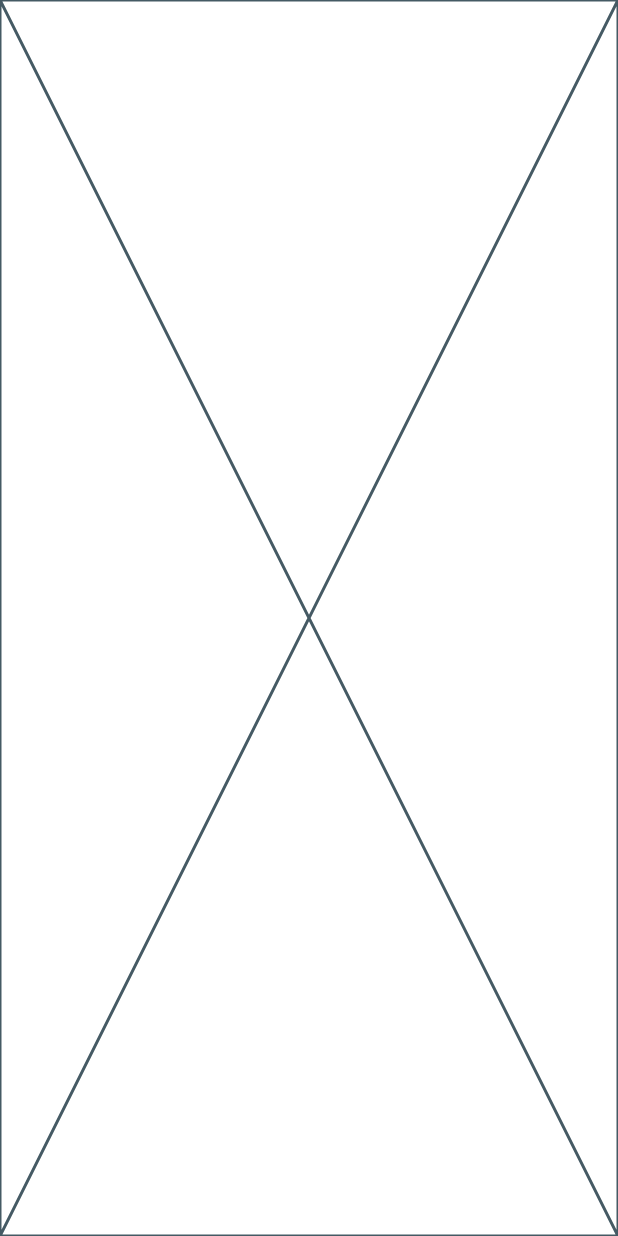
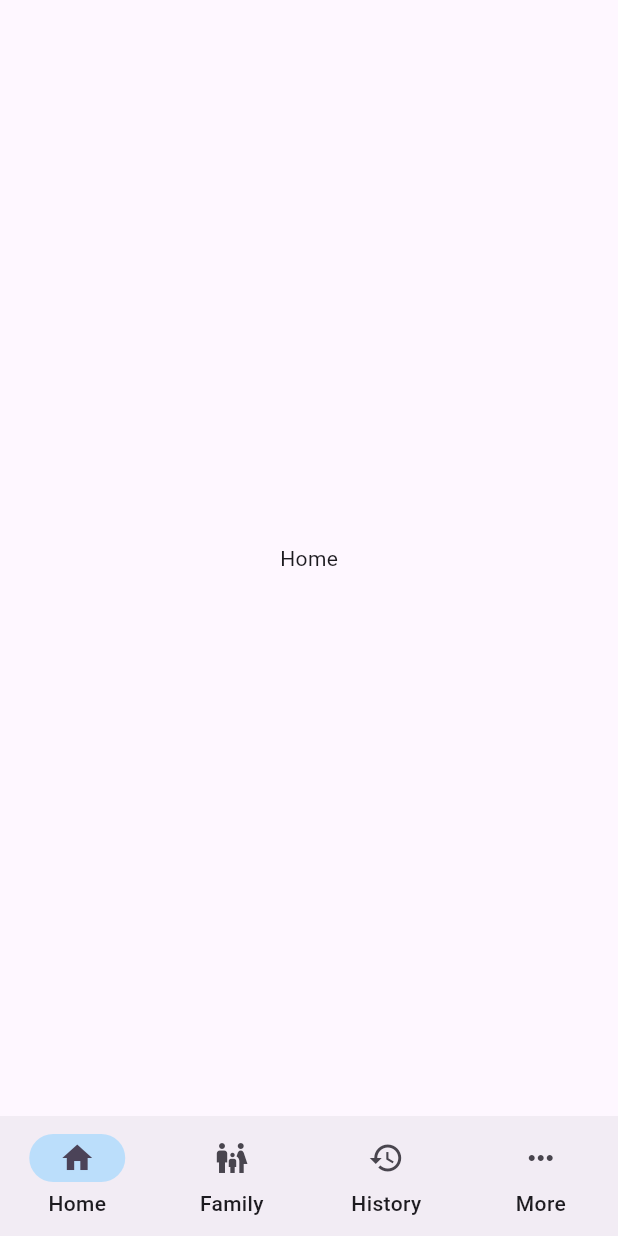
Before and after one commit to saimaboy/aarogya_meds, a Flutter app: the screen it shows after launch, on a phone screen of 412 x 824 dp. Run offline on Flutter 3.47's test engine with Material 3 defaults, Android fonts, the phone set to English and light mode, and no system bars.

Commit message:
common dart

```diff
--- a/lib/main.dart
+++ b/lib/main.dart
@@ -12,6 +12,7 @@ class MyApp extends StatelessWidget {
   @override
   Widget build(BuildContext context) {
     return MaterialApp(
+      debugShowCheckedModeBanner: false,
       title: 'SAD Venuk',
       theme: ThemeData(
         colorScheme: ColorScheme.fromSeed(seedColor: Colors.deepPurple),
--- a/lib/screens/History/history_main.dart
+++ b/lib/screens/History/history_main.dart
@@ -0,0 +1,19 @@
+import 'package:flutter/material.dart';
+
+class HistoryMain extends StatefulWidget {
+  const HistoryMain({super.key});
+
+  @override
+  State<HistoryMain> createState() => _HistoryMainState();
+}
+
+class _HistoryMainState extends State<HistoryMain> {
+  @override
+  Widget build(BuildContext context) {
+    return const Scaffold(
+      body: Center(
+        child: Text('History'),
+      ),
+    );
+  }
+}
--- a/lib/screens/Home/home_main.dart
+++ b/lib/screens/Home/home_main.dart
@@ -0,0 +1,19 @@
+import 'package:flutter/material.dart';
+
+class HomeMain extends StatefulWidget {
+  const HomeMain({super.key});
+
+  @override
+  State<HomeMain> createState() => _HomeMainState();
+}
+
+class _HomeMainState extends State<HomeMain> {
+  @override
+  Widget build(BuildContext context) {
+    return const Scaffold(
+      body: Center(
+        child: Text('Home'),
+      ),
+    );
+  }
+}
--- a/lib/screens/wrapper.dart
+++ b/lib/screens/wrapper.dart
@@ -1,4 +1,6 @@
 //main screen
+import 'package:aarogya_meds/screens/History/history_main.dart';
+import 'package:aarogya_meds/screens/Home/home_main.dart';
 import 'package:flutter/material.dart';
 
 class Wrapper extends StatefulWidget {
@@ -9,8 +11,53 @@ class Wrapper extends StatefulWidget {
 }
 
 class _WrapperState extends State<Wrapper> {
+  int index = 0;
+
+  final screens = [
+    const HomeMain(),
+    const Center(child: Text('data2')),
+    const HistoryMain(),
+    const Center(child: Text('data4')),
+  ];
+
   @override
   Widget build(BuildContext context) {
-    return const Placeholder();
+    return Scaffold(
+      body: screens[index],
+      bottomNavigationBar: NavigationBarTheme(
+        data: NavigationBarThemeData(
+          indicatorColor: Colors.blue.shade100,
+          labelTextStyle: MaterialStateProperty.all(
+            const TextStyle(
+              fontSize: 14,
+              fontWeight: FontWeight.w500,
+            ),
+          ),
+        ),
+        child: NavigationBar(
+          height: 80,
+          selectedIndex: index,
+          onDestinationSelected: (index) => setState(() => this.index = index),
+          destinations: const [
+            NavigationDestination(
+              icon: Icon(Icons.home),
+              label: 'Home',
+            ),
+            NavigationDestination(
+              icon: Icon(Icons.family_restroom),
+              label: 'Family',
+            ),
+            NavigationDestination(
+              icon: Icon(Icons.history),
+              label: 'History',
+            ),
+            NavigationDestination(
+              icon: Icon(Icons.more_horiz),
+              label: 'More',
+            ),
+          ],
+        ),
+      ),
+    );
   }
 }
```
